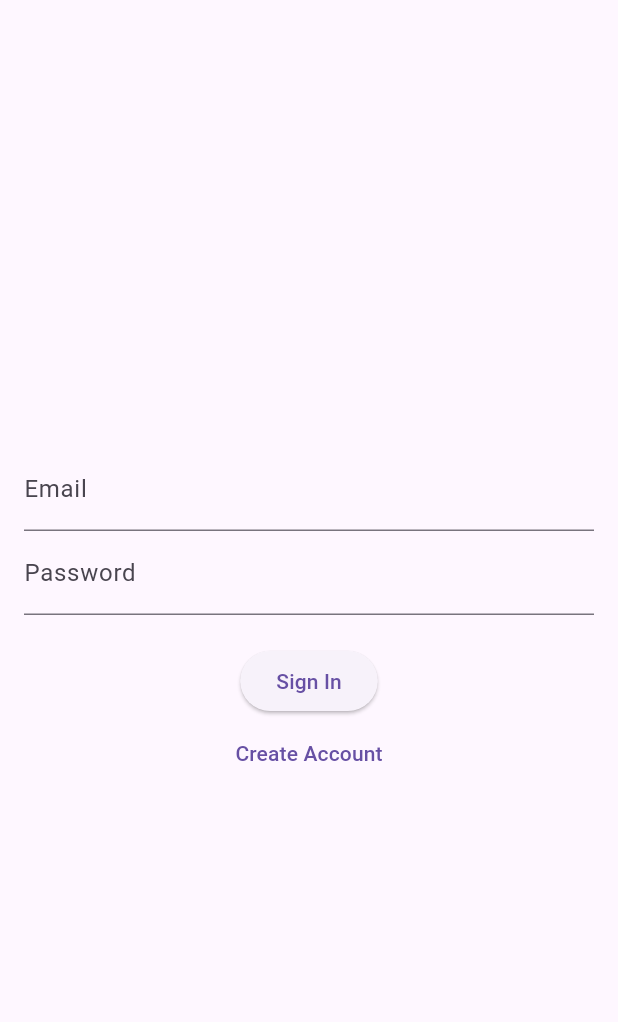
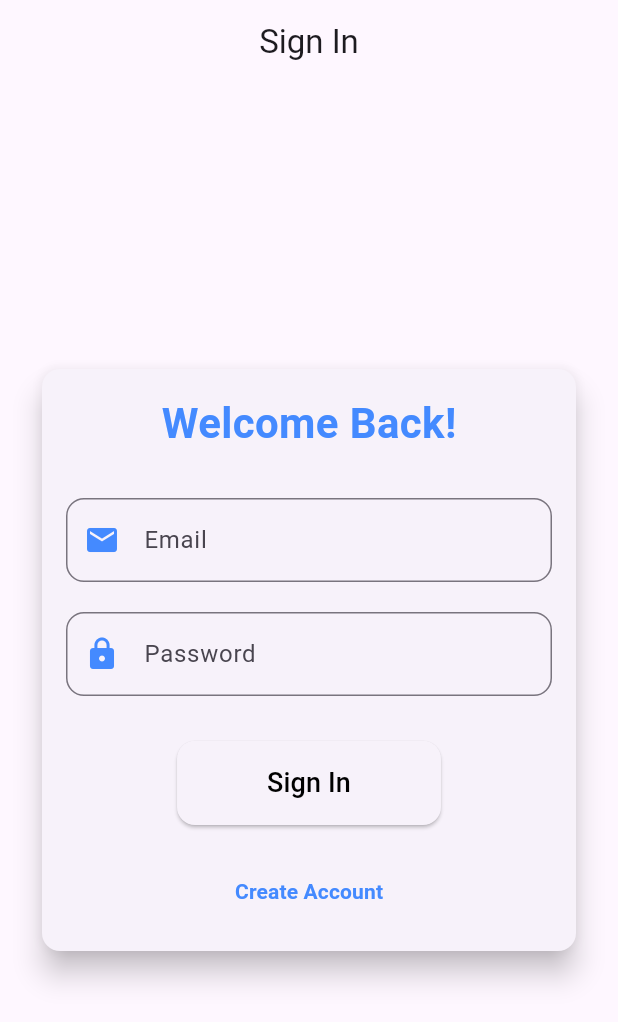
Before and after one commit to abhishekib/expense_tracker, a Flutter app: the screen it shows after launch, on a phone screen of 412 x 824 dp. Shown: the top 1022 px of the screen. Run offline on Flutter 3.47's test engine with Material 3 defaults, Android fonts, the phone set to English and light mode, and no system bars; our stand-ins replace cloud_firestore, csv, firebase_auth, firebase_core, fl_chart, google_sign_in; accounts and stored records are empty.

Commit message:
Refactor LoginScreen layout for improved UI and user experience. Enhance input fields with icons and styling, and update button design for better accessibility.

```diff
--- a/lib/screens/auth/login_screen.dart
+++ b/lib/screens/auth/login_screen.dart
@@ -57,26 +57,79 @@ class _LoginScreenState extends State<LoginScreen> {
   @override
   Widget build(BuildContext context) {
     return Scaffold(
-      body: Padding(
+      appBar: AppBar(title: Text('Sign In'), centerTitle: true),
+      body: Center(
+        child: Padding(
+          padding: EdgeInsets.symmetric(horizontal: 24),
+          child: SingleChildScrollView(
+            child: Card(
+              elevation: 8,
+              shape: RoundedRectangleBorder(
+                borderRadius: BorderRadius.circular(12),
+              ),
+              child: Padding(
                 padding: EdgeInsets.all(16),
                 child: Form(
                   key: _formKey,
                   child: Column(
-            mainAxisAlignment: MainAxisAlignment.center,
+                    mainAxisSize: MainAxisSize.min,
                     children: [
+                      // Title
+                      Text(
+                        'Welcome Back!',
+                        style: TextStyle(
+                          fontSize: 28,
+                          fontWeight: FontWeight.bold,
+                          color: Colors.blueAccent,
+                        ),
+                      ),
+                      SizedBox(height: 30),
+
+                      // Email Input Field
                       TextFormField(
                         controller: _emailController,
-                decoration: InputDecoration(labelText: 'Email'),
+                        decoration: InputDecoration(
+                          labelText: 'Email',
+                          prefixIcon: Icon(
+                            Icons.email,
+                            color: Colors.blueAccent,
+                          ),
+                          border: OutlineInputBorder(
+                            borderRadius: BorderRadius.circular(12),
+                          ),
+                          focusedBorder: OutlineInputBorder(
+                            borderRadius: BorderRadius.circular(12),
+                            borderSide: BorderSide(color: Colors.blueAccent),
+                          ),
+                        ),
+                        keyboardType: TextInputType.emailAddress,
                         validator: (value) {
                           if (value == null || value.isEmpty)
                             return 'Please enter email';
-                  if (!value.contains('@')) return 'Please enter valid email';
+                          if (!value.contains('@'))
+                            return 'Please enter valid email';
                           return null;
                         },
                       ),
+                      SizedBox(height: 20),
+
+                      // Password Input Field
                       TextFormField(
                         controller: _passwordController,
-                decoration: InputDecoration(labelText: 'Password'),
+                        decoration: InputDecoration(
+                          labelText: 'Password',
+                          prefixIcon: Icon(
+                            Icons.lock,
+                            color: Colors.blueAccent,
+                          ),
+                          border: OutlineInputBorder(
+                            borderRadius: BorderRadius.circular(12),
+                          ),
+                          focusedBorder: OutlineInputBorder(
+                            borderRadius: BorderRadius.circular(12),
+                            borderSide: BorderSide(color: Colors.blueAccent),
+                          ),
+                        ),
                         obscureText: true,
                         validator: (value) {
                           if (value == null || value.isEmpty)
@@ -85,21 +138,55 @@ class _LoginScreenState extends State<LoginScreen> {
                           return null;
                         },
                       ),
-              SizedBox(height: 20),
+                      SizedBox(height: 30),
+
+                      // Sign In Button
                       if (_isLoading)
                         CircularProgressIndicator()
                       else
-                ElevatedButton(onPressed: _signIn, child: Text('Sign In')),
+                        ElevatedButton(
+                          onPressed: _signIn,
+                          style: ElevatedButton.styleFrom(
+                            // primary: Colors.blueAccent,
+                            padding: EdgeInsets.symmetric(
+                              vertical: 15,
+                              horizontal: 60,
+                            ),
+                            shape: RoundedRectangleBorder(
+                              borderRadius: BorderRadius.circular(12),
+                            ),
+                          ),
+                          child: Text(
+                            'Sign In',
+                            style: TextStyle(fontSize: 18, color: Colors.black),
+                          ),
+                        ),
+
+                      SizedBox(height: 20),
+
+                      // Create Account Link
                       if (!_isLoading)
                         TextButton(
                           onPressed:
                               () => Navigator.push(
                                 context,
-                        MaterialPageRoute(builder: (ctx) => SignupScreen()),
+                                MaterialPageRoute(
+                                  builder: (ctx) => SignupScreen(),
                                 ),
-                  child: Text('Create Account'),
+                              ),
+                          child: Text(
+                            'Create Account',
+                            style: TextStyle(
+                              color: Colors.blueAccent,
+                              fontWeight: FontWeight.bold,
+                            ),
+                          ),
                         ),
                     ],
+                  ),
+                ),
+              ),
+            ),
           ),
         ),
       ),
```
Lines whose indentation alone changed are shown as unchanged.
